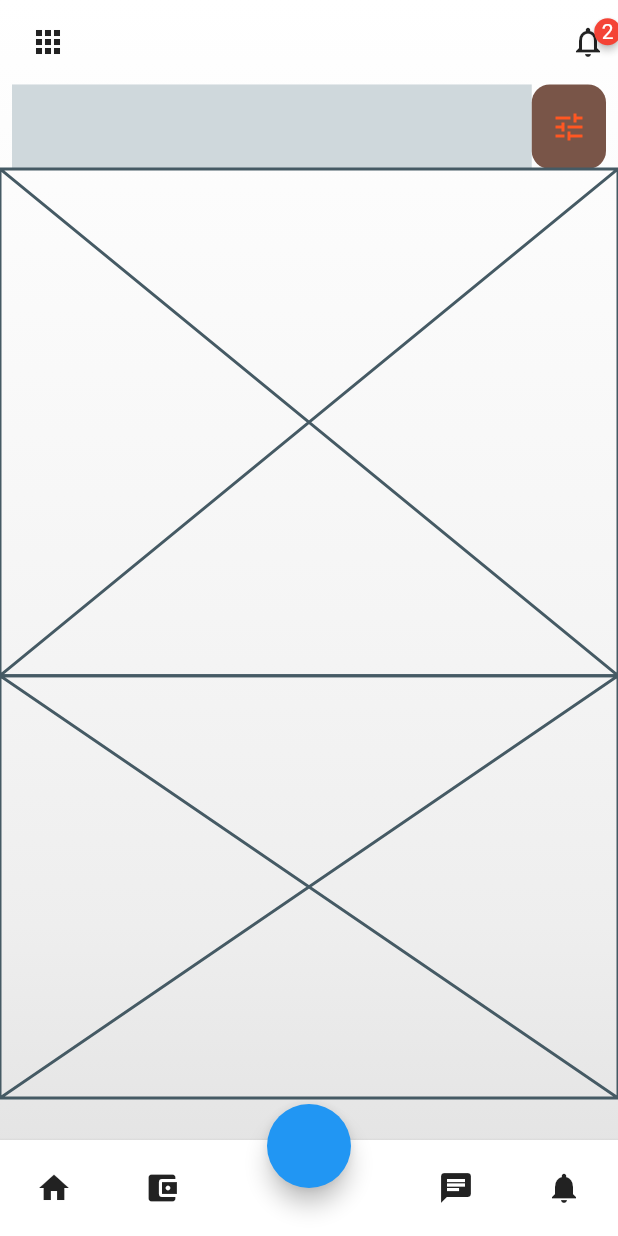
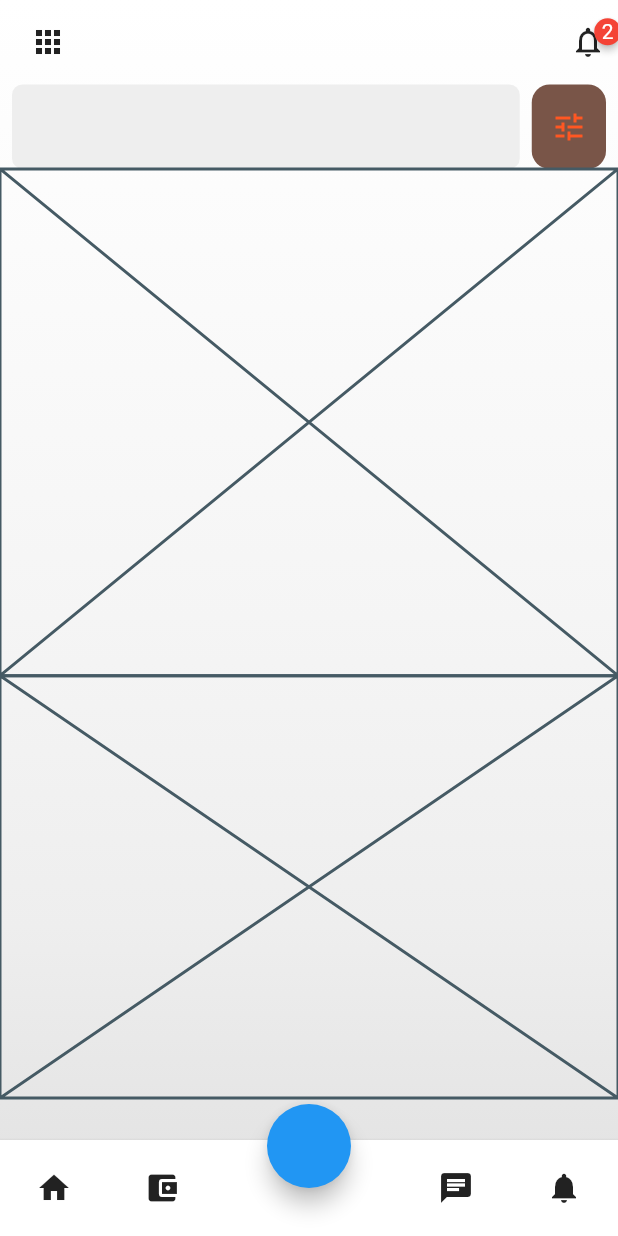
Before and after one commit to JAICHANGPARK/flutter_notebook_11th_story, a Flutter app: the screen it shows after launch, on a phone screen of 412 x 824 dp. Run offline on Flutter 3.47's test engine with Material 2 defaults, Android fonts, the phone set to English and light mode, and no system bars; drawn by our look-alikes of badges; our stand-ins replace backdrop, flutter_inner_drawer, flutter_slidable, flutter_swiper, google_fonts.

Commit message:
Update real_estate_home_page.dart

```diff
--- a/lib/ep731_real_estate_app/ui/real_estate_home_page.dart
+++ b/lib/ep731_real_estate_app/ui/real_estate_home_page.dart
@@ -113,9 +113,13 @@ class _RealEstateHomePageState extends State<RealEstateHomePage> {
                       padding: const EdgeInsets.symmetric(horizontal: 8),
                       child: Row(
                         children: [
-                          Expanded(flex: 7, child: Container(
-                            decoration: BoxDecoration(
-                              color: Colors.blueGrey[100]!
+                          Expanded(flex: 7, child: Padding(
+                            padding: const EdgeInsets.only(right: 8, ),
+                            child: Container(
+                              decoration: BoxDecoration(
+                                color: Colors.grey[200]!,
+                                borderRadius: BorderRadius.circular(7)
+                              ),
                             ),
                           )),
                           Expanded(
```
